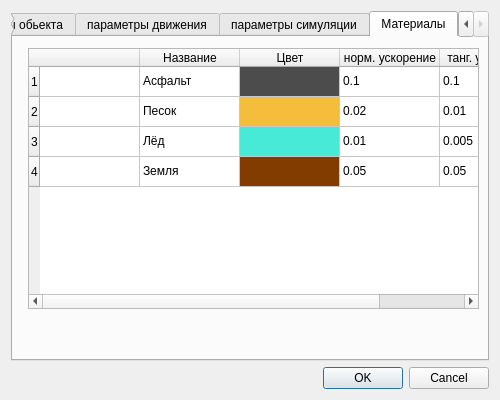
MrBoriska/mars_debugger, file modeloptionseditor.ui: the form before one commit.
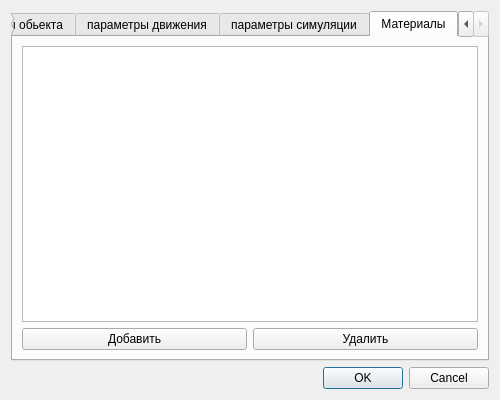
The form after the commit.

The edit to the form file:
```diff
--- a/modeloptionseditor.ui
+++ b/modeloptionseditor.ui
@@ -371,189 +371,33 @@
       <attribute name="title">
        <string>Материалы</string>
       </attribute>
-      <widget class="QTableWidget" name="tableWidget">
-       <property name="geometry">
-        <rect>
-         <x>15</x>
-         <y>11</y>
-         <width>451</width>
-         <height>261</height>
-        </rect>
-       </property>
-       <property name="autoFillBackground">
-        <bool>false</bool>
-       </property>
-       <row>
-        <property name="text">
-         <string>1</string>
-        </property>
-       </row>
-       <row>
-        <property name="text">
-         <string>2</string>
-        </property>
-       </row>
-       <row>
-        <property name="text">
-         <string>3</string>
-        </property>
-       </row>
-       <row>
-        <property name="text">
-         <string>4</string>
-        </property>
-       </row>
-       <column>
-        <property name="text">
-         <string/>
-        </property>
-       </column>
-       <column>
-        <property name="text">
-         <string>Название</string>
-        </property>
-       </column>
-       <column>
-        <property name="text">
-         <string>Цвет</string>
-        </property>
-       </column>
-       <column>
-        <property name="text">
-         <string>норм. ускорение</string>
-        </property>
-       </column>
-       <column>
-        <property name="text">
-         <string>танг. ускорение</string>
-        </property>
-       </column>
-       <item row="0" column="1">
-        <property name="text">
-         <string>Асфальт</string>
-        </property>
+      <layout class="QVBoxLayout" name="verticalLayout_5">
+       <item>
+        <widget class="QTableWidget" name="tableWidget">
+         <property name="autoFillBackground">
+          <bool>false</bool>
+         </property>
+        </widget>
        </item>
-       <item row="0" column="2">
-        <property name="text">
-         <string/>
-        </property>
-        <property name="background">
-         <brush brushstyle="SolidPattern">
-          <color alpha="255">
-           <red>76</red>
-           <green>76</green>
-           <blue>76</blue>
-          </color>
-         </brush>
-        </property>
+       <item>
+        <layout class="QHBoxLayout" name="mat_table_buttons">
+         <item>
+          <widget class="QPushButton" name="addMat">
+           <property name="text">
+            <string>Добавить</string>
+           </property>
+          </widget>
+         </item>
+         <item>
+          <widget class="QPushButton" name="removeMat">
+           <property name="text">
+            <string>Удалить</string>
+           </property>
+          </widget>
+         </item>
+        </layout>
        </item>
-       <item row="0" column="3">
-        <property name="text">
-         <string>0.1</string>
-        </property>
-        <property name="background">
-         <brush brushstyle="NoBrush">
-          <color alpha="255">
-           <red>112</red>
-           <green>112</green>
-           <blue>112</blue>
-          </color>
-         </brush>
-        </property>
-       </item>
-       <item row="0" column="4">
-        <property name="text">
-         <string>0.1</string>
-        </property>
-       </item>
-       <item row="1" column="1">
-        <property name="text">
-         <string>Песок</string>
-        </property>
-       </item>
-       <item row="1" column="2">
-        <property name="text">
-         <string/>
-        </property>
-        <property name="background">
-         <brush brushstyle="SolidPattern">
-          <color alpha="255">
-           <red>244</red>
-           <green>189</green>
-           <blue>59</blue>
-          </color>
-         </brush>
-        </property>
-       </item>
-       <item row="1" column="3">
-        <property name="text">
-         <string>0.02</string>
-        </property>
-       </item>
-       <item row="1" column="4">
-        <property name="text">
-         <string>0.01</string>
-        </property>
-       </item>
-       <item row="2" column="1">
-        <property name="text">
-         <string>Лёд</string>
-        </property>
-       </item>
-       <item row="2" column="2">
-        <property name="text">
-         <string/>
-        </property>
-        <property name="background">
-         <brush brushstyle="SolidPattern">
-          <color alpha="255">
-           <red>70</red>
-           <green>234</green>
-           <blue>215</blue>
-          </color>
-         </brush>
-        </property>
-       </item>
-       <item row="2" column="3">
-        <property name="text">
-         <string>0.01</string>
-        </property>
-       </item>
-       <item row="2" column="4">
-        <property name="text">
-         <string>0.005</string>
-        </property>
-       </item>
-       <item row="3" column="1">
-        <property name="text">
-         <string>Земля</string>
-        </property>
-       </item>
-       <item row="3" column="2">
-        <property name="text">
-         <string/>
-        </property>
-        <property name="background">
-         <brush brushstyle="SolidPattern">
-          <color alpha="255">
-           <red>130</red>
-           <green>60</green>
-           <blue>0</blue>
-          </color>
-         </brush>
-        </property>
-       </item>
-       <item row="3" column="3">
-        <property name="text">
-         <string>0.05</string>
-        </property>
-       </item>
-       <item row="3" column="4">
-        <property name="text">
-         <string>0.05</string>
-        </property>
-       </item>
-      </widget>
+      </layout>
      </widget>
     </widget>
    </item>
```
